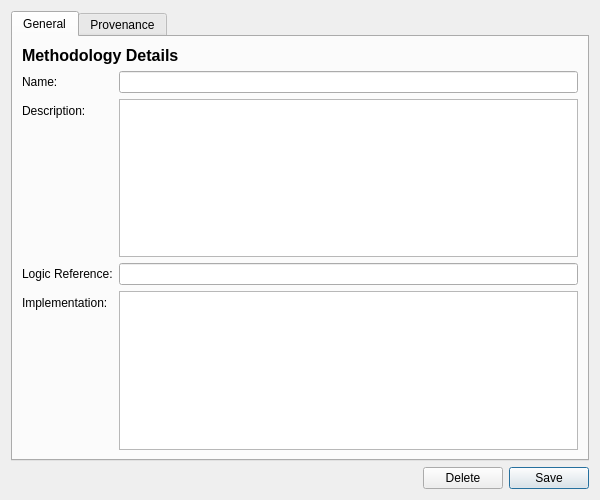
This is projects/ores.qt/ui/MethodologyDetailDialog.ui in OreStudio/OreStudio as Qt 5 draws it before an edit. The edited form follows.
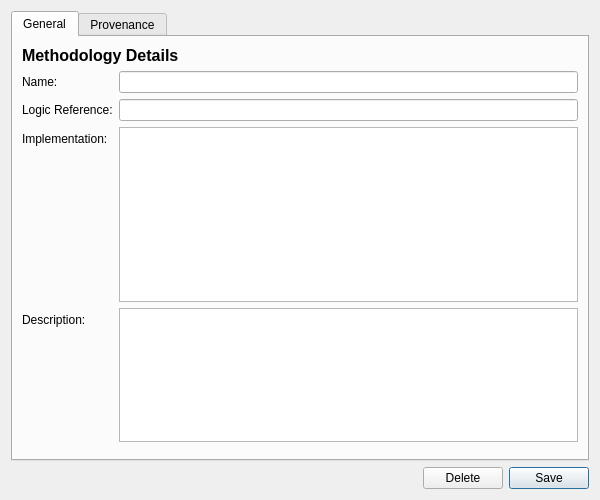
This is the edited form. Custom widgets are drawn as their Qt base class.

Diff of the .ui file:
```diff
--- a/projects/ores.qt/ui/MethodologyDetailDialog.ui
+++ b/projects/ores.qt/ui/MethodologyDetailDialog.ui
@@ -60,41 +60,27 @@
           </widget>
          </item>
          <item row="1" column="0">
-          <widget class="QLabel" name="descriptionLabel">
-           <property name="text">
-            <string>Description:</string>
-           </property>
-          </widget>
-         </item>
-         <item row="1" column="1">
-          <widget class="QPlainTextEdit" name="descriptionEdit">
-           <property name="maximumHeight">
-            <number>80</number>
-           </property>
-          </widget>
-         </item>
-         <item row="2" column="0">
           <widget class="QLabel" name="logicReferenceLabel">
            <property name="text">
             <string>Logic Reference:</string>
            </property>
           </widget>
          </item>
-         <item row="2" column="1">
+         <item row="1" column="1">
           <widget class="QLineEdit" name="logicReferenceEdit">
            <property name="maxLength">
             <number>500</number>
            </property>
           </widget>
          </item>
-         <item row="3" column="0">
+         <item row="2" column="0">
           <widget class="QLabel" name="implementationLabel">
            <property name="text">
             <string>Implementation:</string>
            </property>
           </widget>
          </item>
-         <item row="3" column="1">
+         <item row="2" column="1">
           <widget class="QPlainTextEdit" name="implementationEdit">
            <property name="minimumSize">
             <size>
@@ -110,6 +96,29 @@
            </property>
           </widget>
          </item>
+         <item row="3" column="0">
+          <widget class="QLabel" name="descriptionLabel">
+           <property name="text">
+            <string>Description:</string>
+           </property>
+          </widget>
+         </item>
+         <item row="3" column="1">
+          <widget class="QPlainTextEdit" name="descriptionEdit">
+           <property name="minimumSize">
+            <size>
+             <width>0</width>
+             <height>80</height>
+            </size>
+           </property>
+           <property name="maximumSize">
+            <size>
+             <width>16777215</width>
+             <height>150</height>
+            </size>
+           </property>
+          </widget>
+         </item>
         </layout>
        </item>
        <item>
```
